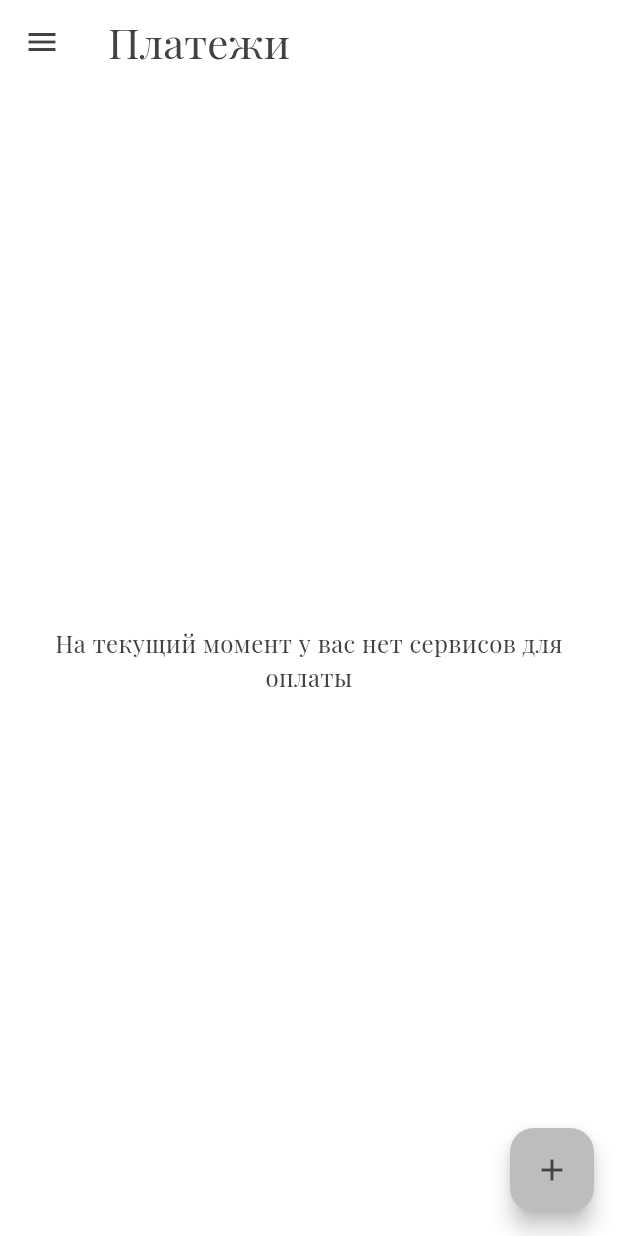
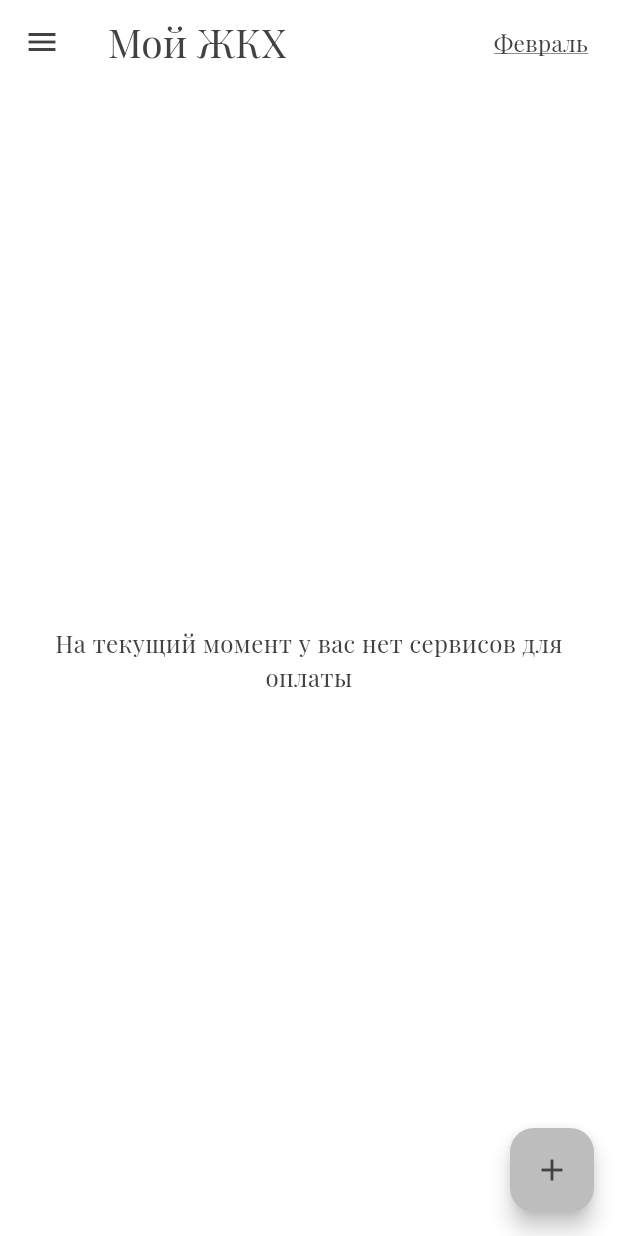
Before and after one commit to siporoz/communal-service-flutter-pet, a Flutter app: the screen it shows after launch, on a phone screen of 412 x 824 dp. Run offline on Flutter 3.47's test engine with Material 3 defaults, Android fonts, the phone set to English and light mode, and no system bars; our stand-ins replace google_fonts, isar; accounts and stored records are empty; generated files the repository leaves out were written again.

Commit message:
feat: add component select month

```diff
--- /dev/null
+++ b/lib/components/SelectMonth.dart
@@ -0,0 +1,114 @@
+import 'package:flutter/cupertino.dart';
+import 'package:flutter/material.dart';
+import 'package:google_fonts/google_fonts.dart';
+
+class SelectMonth extends StatefulWidget {
+  const SelectMonth({super.key});
+
+  @override
+  State<SelectMonth> createState() => _SelectMonthState();
+}
+
+class _SelectMonthState extends State<SelectMonth> {
+
+  int _selectedFruit = 0;
+
+  @override
+  void initState() {
+    super.initState();
+     DateTime now = DateTime.now();
+    _selectedFruit = now.month - 1;
+  }
+
+  final List<String> _fruitNames = <String>[
+    "Январь",
+    "Февраль",
+    "Март",
+    "Апрель",
+    "Май",
+    "Июнь",
+    "Июль",
+    "Август",
+    "Сентябрь",
+    "Октябрь",
+    "Ноябрь",
+    "Декабрь"
+  ];
+
+  // This shows a CupertinoModalPopup with a reasonable fixed height which hosts CupertinoPicker.
+  void _showDialog() {
+    showCupertinoModalPopup<void>(
+      context: context,
+      builder: (BuildContext context) => Container(
+        height: 320,
+        margin: EdgeInsets.only(
+          bottom: MediaQuery.of(context).viewInsets.bottom,
+        ),
+        color: CupertinoColors.systemBackground.resolveFrom(context),
+        child: CupertinoPageScaffold(
+          navigationBar: CupertinoNavigationBar(
+            border: null,
+            middle: Column(
+              children: [
+                Text(
+                  'Выберете месяц',
+                  style: GoogleFonts.playfairDisplay(
+                    fontSize: 18,
+                    color: Theme.of(context).colorScheme.inversePrimary,
+                  ),
+                ),
+                const SizedBox(height: 10),
+              ],
+            ),
+            automaticallyImplyLeading: false,
+            automaticallyImplyMiddle: false,
+          ),
+          child: CupertinoPicker(
+            magnification: 1.22,
+            squeeze: 1.2,
+            useMagnifier: true,
+            itemExtent: 32,
+            scrollController: FixedExtentScrollController(
+              initialItem: _selectedFruit,
+            ),
+            onSelectedItemChanged: (int selectedItem) {
+              setState(() {
+                _selectedFruit = selectedItem;
+              });
+            },
+            children:
+                List<Widget>.generate(_fruitNames.length, (int index) {
+                return Center(child:
+                  Text(
+                    _fruitNames[index],
+                    style: GoogleFonts.playfairDisplay(
+                      fontSize: 22  ,
+                      color: Theme.of(context).colorScheme.inversePrimary
+                  ),
+                )
+              );
+            }),
+          ),
+        ),
+      ),
+    );
+  }
+
+  @override
+  Widget build(BuildContext context) {
+    return Padding(
+      padding: const EdgeInsets.only(right: 20),
+      child: GestureDetector(
+        onTap: _showDialog,
+        child: Text(
+          _fruitNames[_selectedFruit],
+          style: GoogleFonts.playfairDisplay(
+            fontSize: 15,
+            color: Theme.of(context).colorScheme.inversePrimary,
+            decoration: TextDecoration.underline
+          )
+        ),
+      ),
+    );
+  }
+}
--- a/lib/pages/ServicesPage.dart
+++ b/lib/pages/ServicesPage.dart
@@ -1,7 +1,9 @@
 import 'package:communal_services_app/components/ComunalItem.dart';
+import 'package:communal_services_app/components/SelectMonth.dart';
 import 'package:communal_services_app/components/drawer.dart';
 import 'package:communal_services_app/modals/service.dart';
 import 'package:communal_services_app/modals/service_database.dart';
+import 'package:flutter/cupertino.dart';
 import 'package:flutter/material.dart';
 import 'package:google_fonts/google_fonts.dart';
 import 'package:provider/provider.dart';
@@ -74,7 +76,7 @@ class _ServicesPageState extends State<ServicesPage> {
                 Navigator.pop(context);
               },
               style: ButtonStyle(
-                foregroundColor: MaterialStateProperty.all<Color>(Colors.blue),
+                foregroundColor: MaterialStateProperty.all<Color>(Theme.of(context).colorScheme.inversePrimary),
               ),
               child: const Text('Добавить'),
             ),
@@ -100,12 +102,15 @@ class _ServicesPageState extends State<ServicesPage> {
         backgroundColor: Colors.transparent,
         foregroundColor: Theme.of(context).colorScheme.inversePrimary,
         title: Text(
-          'Платежи',
+          'Мой ЖКХ',
           style: GoogleFonts.playfairDisplay(
-            fontSize: 28,
+            fontSize: 26,
             color: Theme.of(context).colorScheme.inversePrimary
           )
         ),
+        actions: [
+          SelectMonth(),
+        ]
       ),
       drawer: const MyDrawer(),
       body:
@@ -118,7 +123,7 @@ class _ServicesPageState extends State<ServicesPage> {
           mainAxisSpacing: 10,
           crossAxisSpacing: 10,
           shrinkWrap: true,
-          childAspectRatio: (1 / .4),
+          childAspectRatio: (1 / .3),
           children: [
             for (var item in currentServices)
               CommunalItem(name: item.text, payed: false, id: item.id)
```
